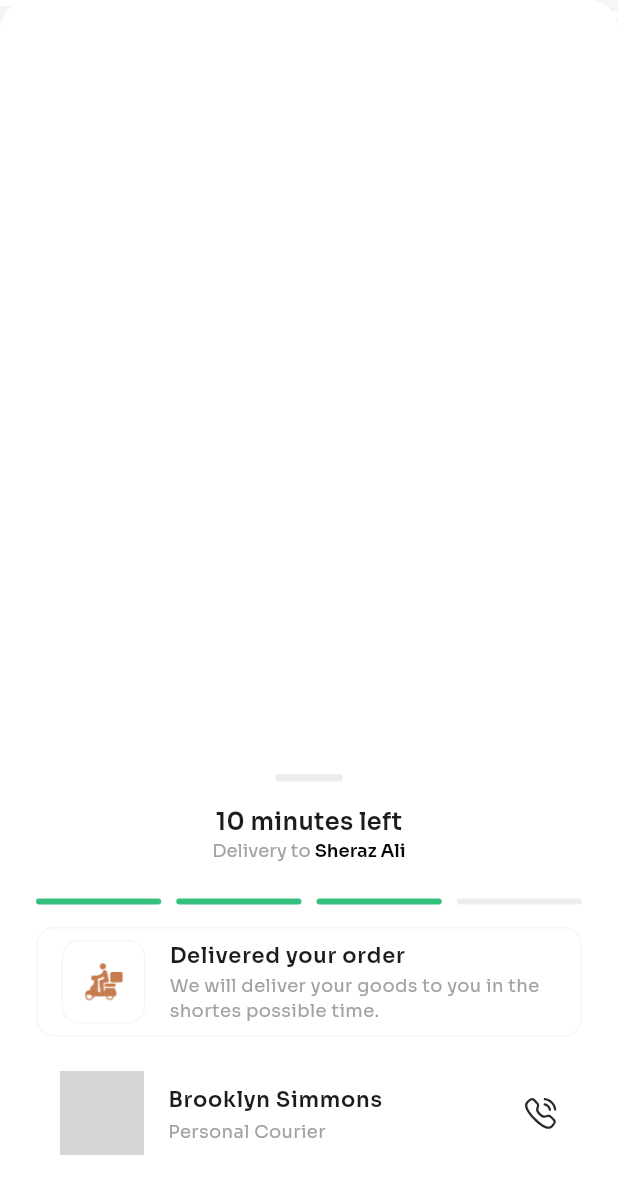
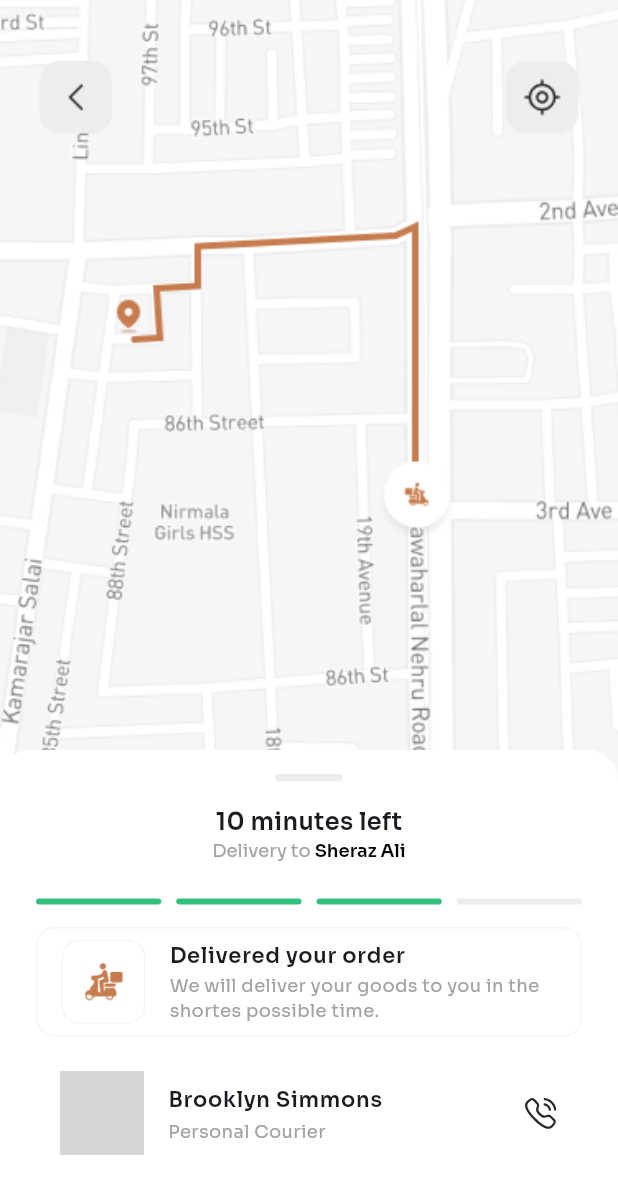
Before and after one commit to SherazAli-67/coffee-shop-ui, a Flutter app: the TrackingOrderScreen screen opened by its route, on a phone screen of 412 x 824 dp. Shown: the top 1194 px of the screen. Run offline on Flutter 3.47's test engine with Material 3 defaults, Android fonts, the phone set to English and light mode, and no system bars; our stand-ins replace flutter_svg, go_router; network calls fail; grey boxes are pictures that could not be loaded.

Commit message:
Coffee Shop App - Development
1. Order Tracking UI issue fixed

```diff
--- a/lib/presentation/screens/tracking_order_screen.dart
+++ b/lib/presentation/screens/tracking_order_screen.dart
@@ -13,11 +13,15 @@ class TrackingOrderScreen extends StatelessWidget{
     return Scaffold(
       body: Container(
           decoration: BoxDecoration(
-          image: DecorationImage(image: AssetImage(AppIcons.trackingMapImg), fit: .cover)
+            image: DecorationImage(
+              image: AssetImage(AppIcons.trackingMapImg),
+              fit: BoxFit.cover,
             ),
+          ),
+          child: Align(
+            alignment: .bottomCenter,
             child: Container(
               padding: .only(bottom: 46, left: 24, right: 24, top: 16),
-          alignment: .bottomCenter,
               decoration: BoxDecoration(
                   color: Colors.white,
                   borderRadius: .only(topLeft: .circular(20), topRight: .circular(20))
@@ -34,9 +38,9 @@ class TrackingOrderScreen extends StatelessWidget{
                         color: AppColors.lightWhiteColor,
                         borderRadius: .circular(99)
                     ),
-
                   ),
                   Column(
+                    mainAxisSize: .min,
                     children: [
                       Text('10 minutes left', style: AppTextStyles.btnTextStyle,),
                       RichText(text: TextSpan(
@@ -90,6 +94,7 @@ class TrackingOrderScreen extends StatelessWidget{
                   )
                 ],
               ),
+            ),
           )
       ),
     );
```
Lines whose indentation alone changed are shown as unchanged.
